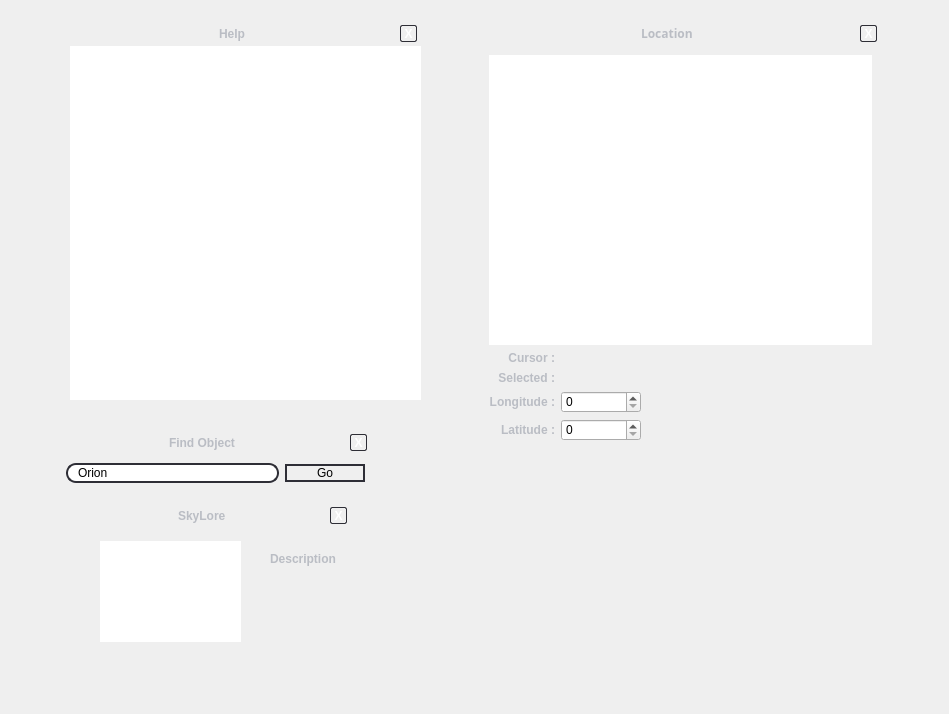
519984307/stellarium_src, file src/gui/mainGui.ui: the form before one commit.
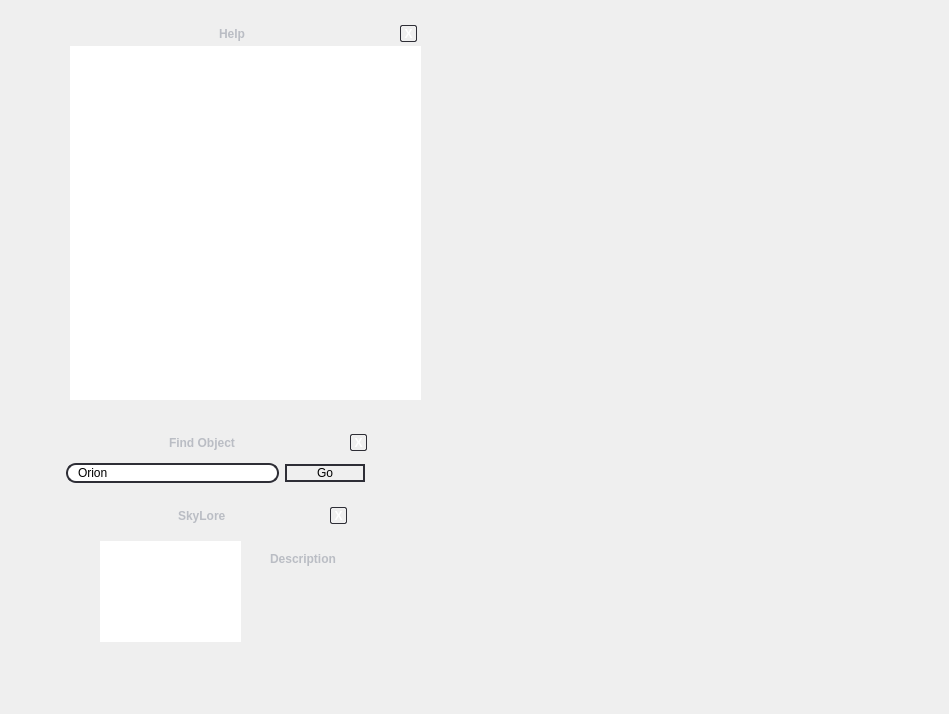
The form after the commit. Icons and pictures are not drawn. Custom widgets are drawn as their Qt base class.

```diff
--- a/src/gui/mainGui.ui
+++ b/src/gui/mainGui.ui
@@ -673,425 +673,6 @@
     </item>
    </layout>
   </widget>
-  <widget class="DialogFrame" name="LocationDialog" >
-   <property name="geometry" >
-    <rect>
-     <x>480</x>
-     <y>20</y>
-     <width>401</width>
-     <height>451</height>
-    </rect>
-   </property>
-   <property name="mouseTracking" >
-    <bool>true</bool>
-   </property>
-   <property name="autoFillBackground" >
-    <bool>false</bool>
-   </property>
-   <property name="frameShape" >
-    <enum>QFrame::StyledPanel</enum>
-   </property>
-   <layout class="QVBoxLayout" >
-    <property name="spacing" >
-     <number>0</number>
-    </property>
-    <property name="leftMargin" >
-     <number>0</number>
-    </property>
-    <property name="topMargin" >
-     <number>1</number>
-    </property>
-    <property name="rightMargin" >
-     <number>0</number>
-    </property>
-    <property name="bottomMargin" >
-     <number>1</number>
-    </property>
-    <item>
-     <widget class="BarFrame" name="LocationBar" >
-      <property name="minimumSize" >
-       <size>
-        <width>16</width>
-        <height>25</height>
-       </size>
-      </property>
-      <property name="maximumSize" >
-       <size>
-        <width>16777215</width>
-        <height>30</height>
-       </size>
-      </property>
-      <property name="frameShape" >
-       <enum>QFrame::StyledPanel</enum>
-      </property>
-      <layout class="QHBoxLayout" >
-       <property name="leftMargin" >
-        <number>0</number>
-       </property>
-       <property name="topMargin" >
-        <number>0</number>
-       </property>
-       <property name="rightMargin" >
-        <number>4</number>
-       </property>
-       <property name="bottomMargin" >
-        <number>0</number>
-       </property>
-       <item>
-        <spacer>
-         <property name="orientation" >
-          <enum>Qt::Horizontal</enum>
-         </property>
-         <property name="sizeHint" >
-          <size>
-           <width>40</width>
-           <height>20</height>
-          </size>
-         </property>
-        </spacer>
-       </item>
-       <item>
-        <widget class="QLabel" name="LocationBarLabel" >
-         <property name="palette" >
-          <palette>
-           <active>
-            <colorrole role="WindowText" >
-             <brush brushstyle="SolidPattern" >
-              <color alpha="255" >
-               <red>186</red>
-               <green>189</green>
-               <blue>196</blue>
-              </color>
-             </brush>
-            </colorrole>
-            <colorrole role="Text" >
-             <brush brushstyle="SolidPattern" >
-              <color alpha="255" >
-               <red>186</red>
-               <green>189</green>
-               <blue>196</blue>
-              </color>
-             </brush>
-            </colorrole>
-           </active>
-           <inactive>
-            <colorrole role="WindowText" >
-             <brush brushstyle="SolidPattern" >
-              <color alpha="255" >
-               <red>186</red>
-               <green>189</green>
-               <blue>196</blue>
-              </color>
-             </brush>
-            </colorrole>
-            <colorrole role="Text" >
-             <brush brushstyle="SolidPattern" >
-              <color alpha="255" >
-               <red>186</red>
-               <green>189</green>
-               <blue>196</blue>
-              </color>
-             </brush>
-            </colorrole>
-           </inactive>
-           <disabled>
-            <colorrole role="WindowText" >
-             <brush brushstyle="SolidPattern" >
-              <color alpha="255" >
-               <red>186</red>
-               <green>189</green>
-               <blue>196</blue>
-              </color>
-             </brush>
-            </colorrole>
-            <colorrole role="Text" >
-             <brush brushstyle="SolidPattern" >
-              <color alpha="255" >
-               <red>186</red>
-               <green>189</green>
-               <blue>196</blue>
-              </color>
-             </brush>
-            </colorrole>
-           </disabled>
-          </palette>
-         </property>
-         <property name="font" >
-          <font>
-           <family>DejaVu</family>
-           <weight>75</weight>
-           <bold>true</bold>
-          </font>
-         </property>
-         <property name="text" >
-          <string>Location</string>
-         </property>
-        </widget>
-       </item>
-       <item>
-        <spacer>
-         <property name="orientation" >
-          <enum>Qt::Horizontal</enum>
-         </property>
-         <property name="sizeHint" >
-          <size>
-           <width>40</width>
-           <height>20</height>
-          </size>
-         </property>
-        </spacer>
-       </item>
-       <item>
-        <widget class="QToolButton" name="closeLocation" >
-         <property name="maximumSize" >
-          <size>
-           <width>17</width>
-           <height>17</height>
-          </size>
-         </property>
-         <property name="styleSheet" >
-          <string>QToolButton {
-color: white;
-font-weight: bold;
-background: None;
-border: 1px solid #2e2e36;
-  border-radius: 2px;
-}
-
-QToolButton:pressed {
-color: darkgray;
-}</string>
-         </property>
-         <property name="text" >
-          <string>X</string>
-         </property>
-        </widget>
-       </item>
-      </layout>
-     </widget>
-    </item>
-    <item>
-     <widget class="QFrame" name="locationContent" >
-      <property name="frameShape" >
-       <enum>QFrame::StyledPanel</enum>
-      </property>
-      <layout class="QVBoxLayout" >
-       <item>
-        <widget class="MapView" name="graphicsView" >
-         <property name="verticalScrollBarPolicy" >
-          <enum>Qt::ScrollBarAlwaysOff</enum>
-         </property>
-         <property name="horizontalScrollBarPolicy" >
-          <enum>Qt::ScrollBarAlwaysOff</enum>
-         </property>
-        </widget>
-       </item>
-       <item>
-        <layout class="QGridLayout" >
-         <item row="0" column="0" >
-          <widget class="QLabel" name="label_5" >
-           <property name="enabled" >
-            <bool>true</bool>
-           </property>
-           <property name="text" >
-            <string>Cursor :</string>
-           </property>
-           <property name="alignment" >
-            <set>Qt::AlignRight|Qt::AlignTrailing|Qt::AlignVCenter</set>
-           </property>
-          </widget>
-         </item>
-         <item row="0" column="1" >
-          <widget class="QLabel" name="cursorLabel" >
-           <property name="minimumSize" >
-            <size>
-             <width>200</width>
-             <height>0</height>
-            </size>
-           </property>
-           <property name="text" >
-            <string/>
-           </property>
-          </widget>
-         </item>
-         <item row="1" column="0" >
-          <widget class="QLabel" name="label_4" >
-           <property name="text" >
-            <string>Selected :</string>
-           </property>
-           <property name="alignment" >
-            <set>Qt::AlignRight|Qt::AlignTrailing|Qt::AlignVCenter</set>
-           </property>
-          </widget>
-         </item>
-         <item row="1" column="1" >
-          <widget class="QLabel" name="selectedLabel" >
-           <property name="text" >
-            <string/>
-           </property>
-          </widget>
-         </item>
-         <item row="2" column="0" >
-          <widget class="QLabel" name="label_8" >
-           <property name="text" >
-            <string>Longitude :</string>
-           </property>
-           <property name="alignment" >
-            <set>Qt::AlignRight|Qt::AlignTrailing|Qt::AlignVCenter</set>
-           </property>
-          </widget>
-         </item>
-         <item row="3" column="0" >
-          <widget class="QLabel" name="label_9" >
-           <property name="text" >
-            <string>Latitude :</string>
-           </property>
-           <property name="alignment" >
-            <set>Qt::AlignRight|Qt::AlignTrailing|Qt::AlignVCenter</set>
-           </property>
-          </widget>
-         </item>
-         <item row="2" column="1" >
-          <layout class="QHBoxLayout" >
-           <item>
-            <widget class="LongitudeSpinBox" name="longitudeSpinBox" >
-             <property name="minimumSize" >
-              <size>
-               <width>80</width>
-               <height>0</height>
-              </size>
-             </property>
-            </widget>
-           </item>
-           <item>
-            <spacer>
-             <property name="orientation" >
-              <enum>Qt::Horizontal</enum>
-             </property>
-             <property name="sizeHint" >
-              <size>
-               <width>40</width>
-               <height>20</height>
-              </size>
-             </property>
-            </spacer>
-           </item>
-          </layout>
-         </item>
-         <item row="3" column="1" >
-          <layout class="QHBoxLayout" >
-           <item>
-            <widget class="QSpinBox" name="spinBox_2" >
-             <property name="minimumSize" >
-              <size>
-               <width>80</width>
-               <height>0</height>
-              </size>
-             </property>
-            </widget>
-           </item>
-           <item>
-            <spacer>
-             <property name="orientation" >
-              <enum>Qt::Horizontal</enum>
-             </property>
-             <property name="sizeHint" >
-              <size>
-               <width>40</width>
-               <height>20</height>
-              </size>
-             </property>
-            </spacer>
-           </item>
-          </layout>
-         </item>
-        </layout>
-       </item>
-      </layout>
-     </widget>
-    </item>
-    <item>
-     <widget class="QFrame" name="locationDownBar" >
-      <property name="minimumSize" >
-       <size>
-        <width>16</width>
-        <height>20</height>
-       </size>
-      </property>
-      <property name="maximumSize" >
-       <size>
-        <width>16777215</width>
-        <height>30</height>
-       </size>
-      </property>
-      <property name="frameShape" >
-       <enum>QFrame::StyledPanel</enum>
-      </property>
-      <layout class="QHBoxLayout" >
-       <property name="spacing" >
-        <number>0</number>
-       </property>
-       <property name="leftMargin" >
-        <number>0</number>
-       </property>
-       <property name="topMargin" >
-        <number>0</number>
-       </property>
-       <property name="rightMargin" >
-        <number>0</number>
-       </property>
-       <property name="bottomMargin" >
-        <number>0</number>
-       </property>
-       <item>
-        <spacer>
-         <property name="orientation" >
-          <enum>Qt::Horizontal</enum>
-         </property>
-         <property name="sizeHint" >
-          <size>
-           <width>271</width>
-           <height>20</height>
-          </size>
-         </property>
-        </spacer>
-       </item>
-       <item>
-        <widget class="ResizeFrame" name="locationDownBarResizeFrame" >
-         <property name="sizePolicy" >
-          <sizepolicy vsizetype="Fixed" hsizetype="Fixed" >
-           <horstretch>0</horstretch>
-           <verstretch>0</verstretch>
-          </sizepolicy>
-         </property>
-         <property name="minimumSize" >
-          <size>
-           <width>20</width>
-           <height>20</height>
-          </size>
-         </property>
-         <property name="maximumSize" >
-          <size>
-           <width>20</width>
-           <height>20</height>
-          </size>
-         </property>
-         <property name="cursor" >
-          <cursorShape>SizeFDiagCursor</cursorShape>
-         </property>
-         <property name="autoFillBackground" >
-          <bool>false</bool>
-         </property>
-         <property name="frameShape" >
-          <enum>QFrame::StyledPanel</enum>
-         </property>
-        </widget>
-       </item>
-      </layout>
-     </widget>
-    </item>
-   </layout>
-  </widget>
   <widget class="DialogFrame" name="SkyloreDialog" >
    <property name="geometry" >
     <rect>
@@ -1738,16 +1319,6 @@
    <header>Dialog.hpp</header>
    <container>1</container>
   </customwidget>
-  <customwidget>
-   <class>MapView</class>
-   <extends>QGraphicsView</extends>
-   <header>MapView.hpp</header>
-  </customwidget>
-  <customwidget>
-   <class>LongitudeSpinBox</class>
-   <extends>QSpinBox</extends>
-   <header>SpinBox.hpp</header>
-  </customwidget>
  </customwidgets>
  <resources>
   <include location="../../data/mainRes.qrc" />
```
Left out of the diff: 32 changed lines with no effect on the pictures.
